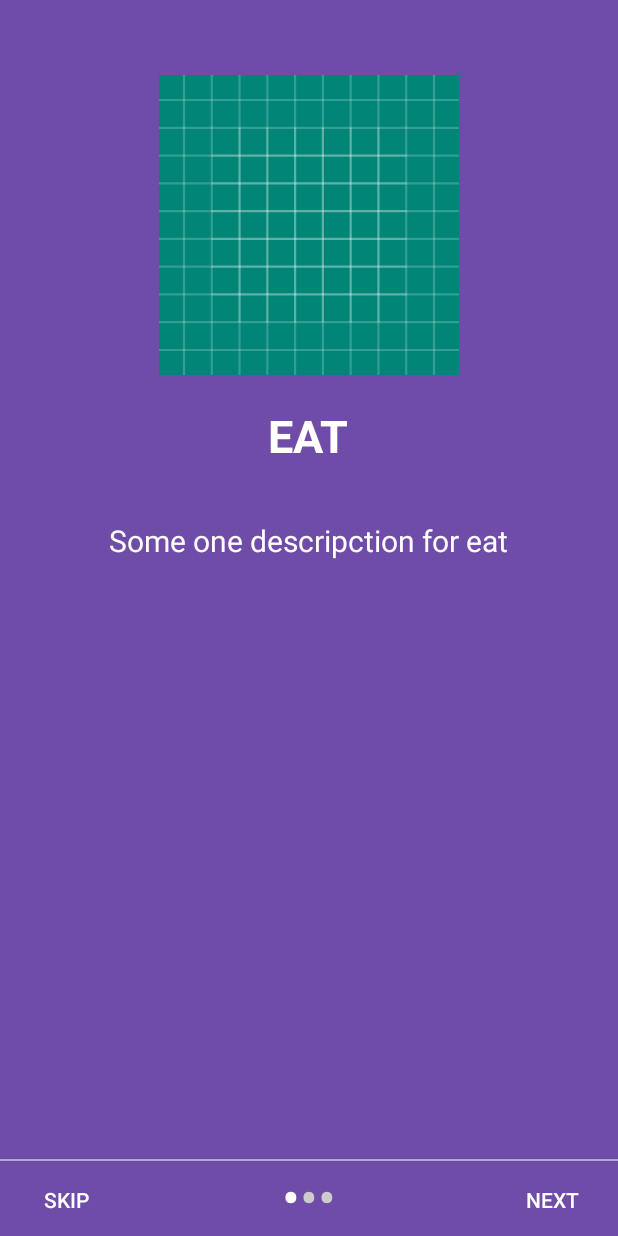
After one commit to jocode/IntroSlider, an Android app: the IntroTwoActivity screen opened directly, with no data from a screen before it, on a phone screen of 412 x 824 dp. The commit adds this screen. Run offline under Robolectric (Android 15) with nearby library versions, the phone set to English and light mode, and no system bars.

Commit message:
Creación del segundo Intro Slider
Se hace un ejemplo para hacer un introSlider en Android. Este a diferencia del otro, no infla una vista, sino que cambia los items en ella.

```diff
--- /dev/null
+++ b/app/src/main/java/com/crexative/introslider/IntroTwoActivity.java
@@ -0,0 +1,140 @@
+package com.crexative.introslider;
+
+import android.content.Intent;
+import android.graphics.Color;
+import android.os.Build;
+import android.support.v4.view.ViewPager;
+import android.support.v7.app.AppCompatActivity;
+import android.os.Bundle;
+import android.text.Html;
+import android.view.View;
+import android.view.Window;
+import android.view.WindowManager;
+import android.widget.Button;
+import android.widget.LinearLayout;
+import android.widget.TextView;
+
+public class IntroTwoActivity extends AppCompatActivity {
+
+    private ViewPager viewPager;
+    private LinearLayout mDotLayout;
+    private Button btn_back_two, btn_next_two;
+
+    private TextView[] mDots;
+
+    private SliderAdapter sliderAdapter;
+    private int mCurrentPage;
+
+    @Override
+    protected void onCreate(Bundle savedInstanceState) {
+        super.onCreate(savedInstanceState);
+        setContentView(R.layout.activity_intro_two);
+
+        viewPager = findViewById(R.id.slideViewPager);
+        mDotLayout = findViewById(R.id.dots);
+        btn_next_two = findViewById(R.id.btn_next_two);
+        btn_back_two = findViewById(R.id.btn_skip_two);
+
+        sliderAdapter = new SliderAdapter(this);
+
+        viewPager.setAdapter(sliderAdapter);
+
+
+
+        addDotsIndicator(0);
+        changeStatusBarColor();
+        viewPager.addOnPageChangeListener(changeListener);
+
+        btn_next_two.setOnClickListener(new View.OnClickListener() {
+            @Override
+            public void onClick(View v) {
+                if (mCurrentPage < mDots.length-1)
+                    viewPager.setCurrentItem(mCurrentPage+1);
+                else {
+                    startActivity(new Intent(IntroTwoActivity.this, HomeActivity.class));
+                    finish();
+                }
+            }
+        });
+
+        btn_back_two.setOnClickListener(new View.OnClickListener() {
+            @Override
+            public void onClick(View v) {
+                if (mCurrentPage>0)
+                    viewPager.setCurrentItem(mCurrentPage-1);
+
+            }
+        });
+    }
+
+    private void changeStatusBarColor(){
+        if (Build.VERSION.SDK_INT >= Build.VERSION_CODES.LOLLIPOP){
+            Window window = getWindow();
+            window.getDecorView().setSystemUiVisibility(View
+                    .SYSTEM_UI_FLAG_LAYOUT_STABLE|View.SYSTEM_UI_FLAG_LAYOUT_FULLSCREEN);
+            window.addFlags(WindowManager.LayoutParams.FLAG_DRAWS_SYSTEM_BAR_BACKGROUNDS);
+            window.setStatusBarColor(Color.TRANSPARENT);
+        }
+    }
+
+    public void  addDotsIndicator(int position){
+        mDots = new TextView[3];
+        mDotLayout.removeAllViews();
+
+        for (int i = 0; i < mDots.length; i++){
+            mDots[i] = new TextView(this);
+            mDots[i].setText(Html.fromHtml("&#8226;"));
+            mDots[i].setTextSize(35);
+            mDots[i].setTextColor(getResources().getColor(R.color.colorTransparentWhite));
+
+            mDotLayout.addView(mDots[i]);
+        }
+
+        if (mDots.length > 0){
+            mDots[position].setTextColor(getResources().getColor(android.R.color.white));
+        }
+    }
+
+    ViewPager.OnPageChangeListener changeListener = new ViewPager.OnPageChangeListener() {
+        @Override
+        public void onPageScrolled(int i, float v, int i1) {
+
+        }
+
+        @Override
+        public void onPageSelected(int i) {
+            addDotsIndicator(i);
+            mCurrentPage = i;
+
+            if (mCurrentPage == 0){
+                btn_next_two.setEnabled(true);
+                btn_back_two.setEnabled(false);
+
+                btn_back_two.setVisibility(View.INVISIBLE);
+                btn_next_two.setText("NEXT");
+                btn_back_two.setText("");
+
+            } else if (mCurrentPage == mDots.length-1){
+                btn_next_two.setEnabled(true);
+                btn_back_two.setEnabled(true);
+
+                btn_back_two.setVisibility(View.VISIBLE);
+                btn_next_two.setText("FINISH");
+                btn_back_two.setText("BACK");
+
+            } else {
+                btn_next_two.setEnabled(true);
+                btn_back_two.setEnabled(true);
+
+                btn_back_two.setVisibility(View.VISIBLE);
+                btn_next_two.setText("NEXT  ");
+                btn_back_two.setText("BACK");
+            }
+        }
+
+        @Override
+        public void onPageScrollStateChanged(int i) {
+
+        }
+    };
+}
--- /dev/null
+++ b/app/src/main/java/com/crexative/introslider/SliderAdapter.java
@@ -0,0 +1,75 @@
+package com.crexative.introslider;
+
+import android.content.Context;
+import android.support.annotation.NonNull;
+import android.support.v4.view.PagerAdapter;
+import android.view.LayoutInflater;
+import android.view.View;
+import android.view.ViewGroup;
+import android.widget.ImageView;
+import android.widget.RelativeLayout;
+import android.widget.TextView;
+
+public class SliderAdapter extends PagerAdapter {
+
+    private Context context;
+    private LayoutInflater layoutInflater;
+
+    // Arrays
+    public int[] slide_images = {
+            R.drawable.ic_launcher_background,
+            R.drawable.ic_launcher_background,
+            R.drawable.ic_launcher_background
+    };
+
+    public String[] slide_heading = {
+      "EAT",
+      "SLEEP",
+      "CODE"
+    };
+
+    public String[] slide_description = {
+            "Some one descripction for eat",
+            "Eevery day we have to sleep",
+            "Is a great pasion for me"
+    };
+
+    public SliderAdapter(Context context){
+        this.context = context;
+    }
+
+    @Override
+    public int getCount() {
+        return slide_images.length;
+    }
+
+    @Override
+    public boolean isViewFromObject(@NonNull View view, @NonNull Object o) {
+        return view == (RelativeLayout) o;
+    }
+
+    @Override
+    public Object instantiateItem(@NonNull ViewGroup container, int position) {
+
+        layoutInflater = (LayoutInflater) context.getSystemService(Context.LAYOUT_INFLATER_SERVICE);
+
+        View view = layoutInflater.inflate(R.layout.slide_layour, container, false);
+
+        ImageView image_slide = view.findViewById(R.id.image_slide);
+        TextView heading_slide = view.findViewById(R.id.heading);
+        TextView desc_slide = view.findViewById(R.id.description);
+
+        image_slide.setImageResource(slide_images[position]);
+        heading_slide.setText(slide_heading[position]);
+        desc_slide.setText(slide_description[position]);
+
+        container.addView(view);
+
+        return view;
+    }
+
+    @Override
+    public void destroyItem(@NonNull ViewGroup container, int position, @NonNull Object object) {
+        container.removeView((RelativeLayout) object);
+    }
+}
--- a/app/src/main/res/layout/activity_main.xml
+++ b/app/src/main/res/layout/activity_intro_one.xml
@@ -5,7 +5,7 @@
     xmlns:tools="http://schemas.android.com/tools"
     android:layout_width="match_parent"
     android:layout_height="match_parent"
-    tools:context=".MainActivity">
+    tools:context=".IntroOneActivity">
 
     <android.support.v4.view.ViewPager
         android:id="@+id/view_pager"
--- /dev/null
+++ b/app/src/main/res/layout/activity_intro_two.xml
@@ -0,0 +1,53 @@
+<?xml version="1.0" encoding="utf-8"?>
+<RelativeLayout
+    xmlns:android="http://schemas.android.com/apk/res/android"
+    xmlns:tools="http://schemas.android.com/tools"
+    android:layout_width="match_parent"
+    android:layout_height="match_parent"
+    android:background="@color/indigo"
+    tools:context=".IntroTwoActivity">
+
+<android.support.v4.view.ViewPager
+    android:id="@+id/slideViewPager"
+    android:layout_width="match_parent"
+    android:layout_height="match_parent"
+    android:layout_above="@+id/dots"/>
+
+    <LinearLayout
+        android:id="@+id/dots"
+        android:layout_width="wrap_content"
+        android:layout_height="30dp"
+        android:layout_alignParentBottom="true"
+        android:layout_centerHorizontal="true"
+        android:layout_marginBottom="20dp"
+        android:gravity="center"
+        android:orientation="horizontal"/>
+
+    <View
+        android:layout_width="match_parent"
+        android:layout_height="1dp"
+        android:alpha=".5"
+        android:layout_above="@id/dots"
+        android:background="@android:color/white"/>
+
+    <Button
+        android:id="@+id/btn_skip_two"
+        android:layout_width="wrap_content"
+        android:layout_height="wrap_content"
+        android:text="SKIP"
+        android:textColor="@android:color/white"
+        android:background="@android:color/transparent"
+        android:layout_alignParentBottom="true"
+        android:layout_alignParentLeft="true"/>
+
+    <Button
+        android:id="@+id/btn_next_two"
+        android:layout_width="wrap_content"
+        android:layout_height="wrap_content"
+        android:text="NEXT"
+        android:textColor="@android:color/white"
+        android:background="@android:color/transparent"
+        android:layout_alignParentBottom="true"
+        android:layout_alignParentRight="true"/>
+
+</RelativeLayout>
--- /dev/null
+++ b/app/src/main/res/layout/slide_layour.xml
@@ -0,0 +1,37 @@
+<?xml version="1.0" encoding="utf-8"?>
+<RelativeLayout xmlns:android="http://schemas.android.com/apk/res/android"
+    android:layout_width="match_parent" android:layout_height="match_parent">
+
+
+    <ImageView
+        android:id="@+id/image_slide"
+        android:layout_width="200dp"
+        android:layout_height="200dp"
+        android:layout_marginTop="50dp"
+        android:layout_centerHorizontal="true"
+        android:background="@mipmap/ic_launcher"/>
+
+    <TextView
+        android:id="@+id/heading"
+        android:layout_width="wrap_content"
+        android:layout_height="wrap_content"
+        android:text="HEADIND"
+        android:textStyle="bold"
+        android:textSize="30sp"
+        android:textColor="@android:color/white"
+        android:layout_below="@+id/image_slide"
+        android:layout_marginVertical="20dp"
+        android:layout_centerHorizontal="true"/>
+
+    <TextView
+        android:id="@+id/description"
+        android:layout_width="wrap_content"
+        android:layout_height="wrap_content"
+        android:textSize="20sp"
+        android:layout_below="@+id/heading"
+        android:textColor="@android:color/white"
+        android:padding="16dp"
+        android:layout_centerHorizontal="true"
+        android:text="Lorem Imsump door lorek, yasso, asiuue, soadadiuhieur, bananus comacis"/>
+
+</RelativeLayout>
--- a/app/src/main/res/values/colors.xml
+++ b/app/src/main/res/values/colors.xml
@@ -3,6 +3,7 @@
     <color name="colorPrimary">#673AB7</color>
     <color name="colorPrimaryDark">#311B92</color>
     <color name="colorAccent">#2196F3</color>
+    <color name="colorTransparentWhite">#cccccc</color>
 
     <color name="screen1">#E91E63</color>
     <color name="screen2">#c41ee9</color>
--- a/app/src/main/res/values/styles.xml
+++ b/app/src/main/res/values/styles.xml
@@ -14,4 +14,19 @@
 
     <style name="AppTheme.PopupOverlay" parent="ThemeOverlay.AppCompat.Light"/>
 
+    <!-- Intro Two Theme -->
+    <style name="IntroTwo" parent="Theme.AppCompat.Light.NoActionBar">
+        <item name="colorPrimary">@color/colorPrimary</item>
+        <item name="colorPrimaryDark">@color/colorPrimaryDark</item>
+        <item name="colorAccent">@color/colorAccent</item>
+    </style>
+
+    <style name="MyButton" parent="Theme.AppCompat.Light">
+        <item name="colorControlHighlight">@color/indigo</item>
+        <item name="android:textColor">@android:color/white</item>
+        <item name="colorButtonNormal">@color/pink</item>
+    </style>
+
+    <color name="indigo">#6f4ca8</color>
+    <color name="pink">#ff4081</color>
 </resources>
```
Also changed, not shown: app/src/main/AndroidManifest.xml (+7 -2 lines), app/src/main/java/com/crexative/introslider/ChooseActivity.java (added, +23 -0 lines), app/src/main/java/com/crexative/introslider/IntroOneActivity.java (renamed from app/src/main/java/com/crexative/introslider/MainActivity.java, +5 -5 lines), app/src/main/res/layout/activity_choose.xml (added, +31 -0 lines).
